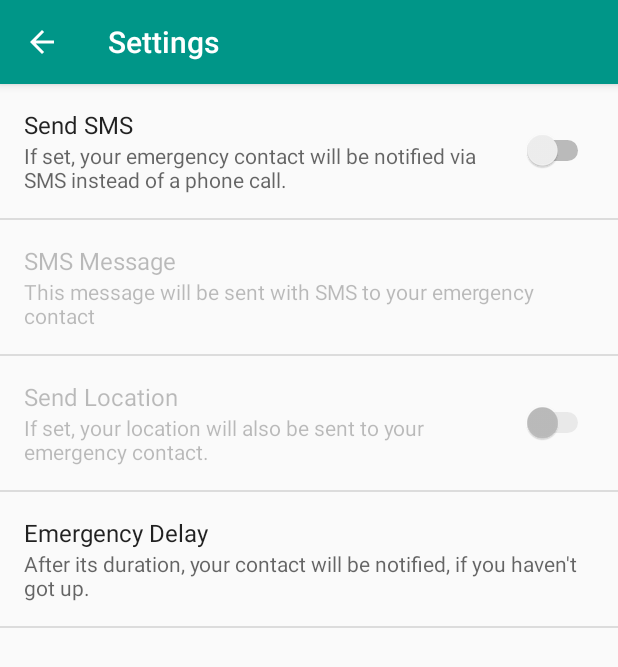
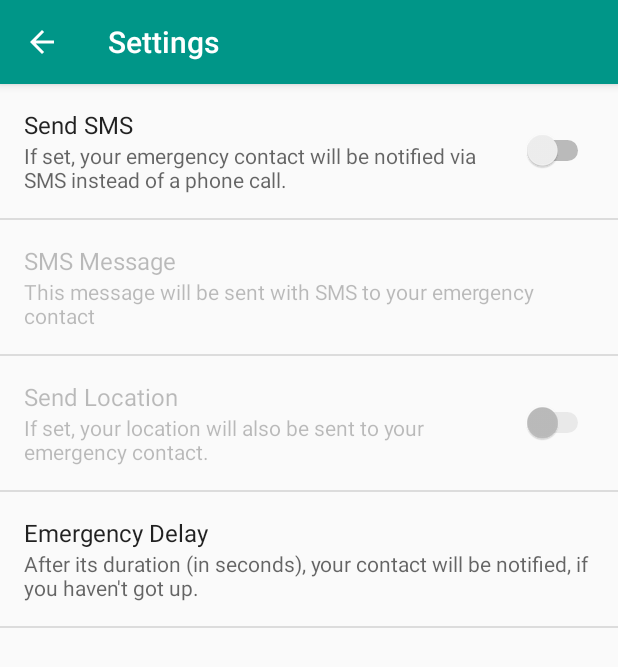
Before and after one commit to katsik/stillStanding, an Android app: the MainActivity screen opened directly, with no data from a screen before it, after a tap on "Settings", on a phone screen of 412 x 824 dp. Shown: the top 667 px of the screen. Run offline under Robolectric (Android 15) with nearby library versions, the phone set to English and light mode, and no system bars; our stand-ins replace Room's generated code; pictures from the network do not load; 1 statement that could not run was skipped.

Commit message:
Changed timer string

```diff
--- a/app/src/main/res/values/strings.xml
+++ b/app/src/main/res/values/strings.xml
@@ -44,7 +44,7 @@
         contact.</string>
     <string name="sms_location_text">"My location is: "</string>
     <string name="timer_title">Emergency Delay</string>
-    <string name="timer_summary">After its duration, your contact will be notified, if you haven\'t got up.</string>
+    <string name="timer_summary">After its duration (in seconds), your contact will be notified, if you haven\'t got up.</string>
 
     <!-- Activity labels -->
     <string name="label_read_data">Fall Detection</string>
```
Also changed, not shown: 1 other file.
